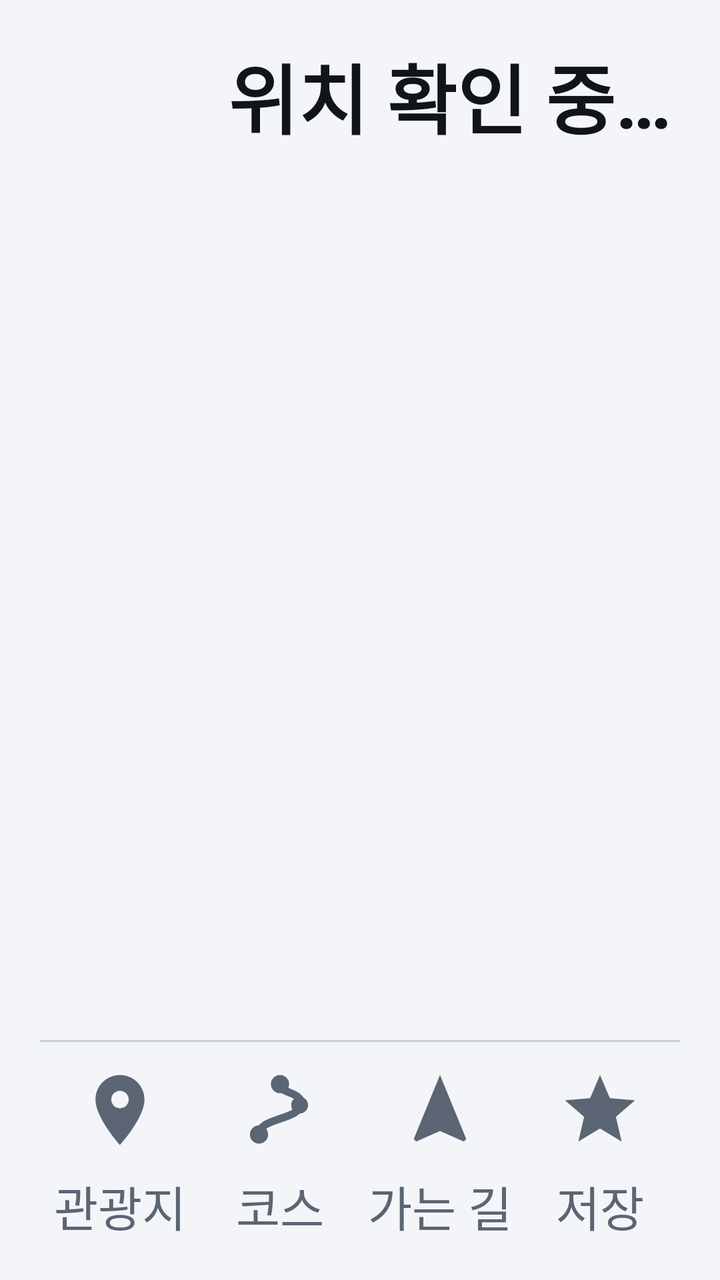
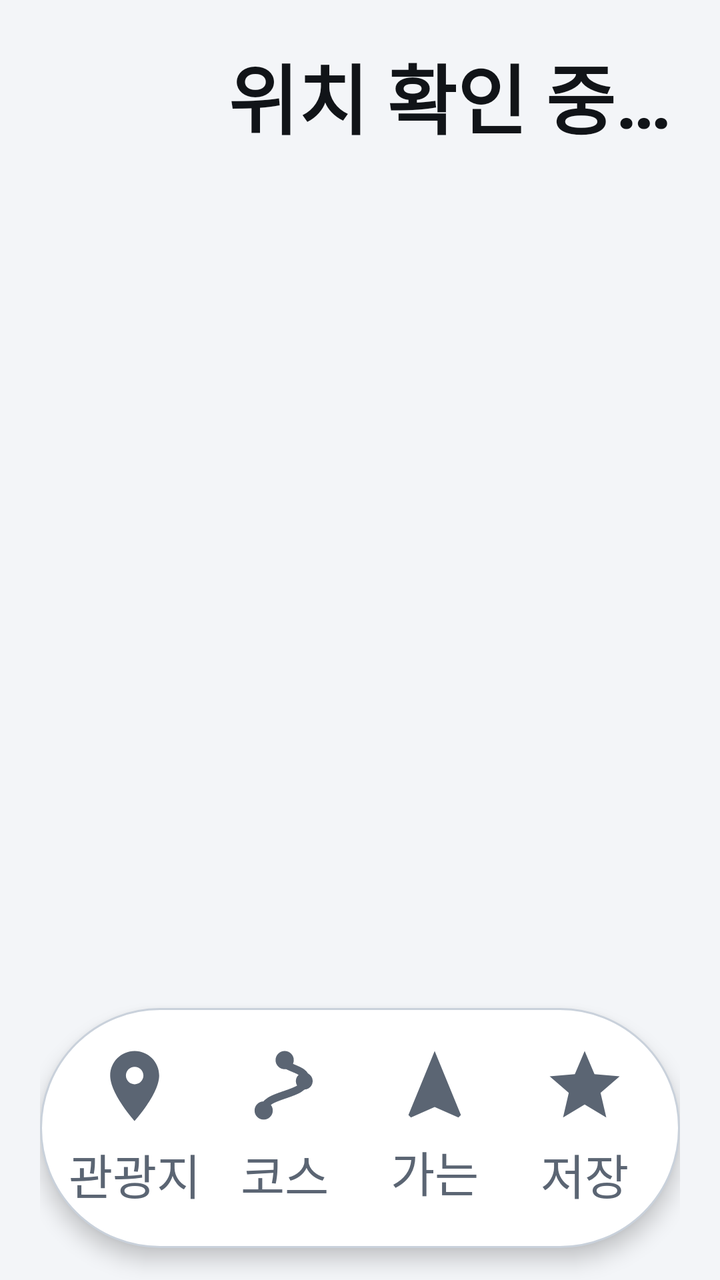

The first picture is an Android layout as it rendered before a commit; the second is the same layout after the commit. The layout source and the unified diff follow.
<!-- AndroidManifest.xml: application theme AppTheme -->
<!-- res/layout/activity_main.xml -->
<?xml version="1.0" encoding="utf-8"?>
<LinearLayout xmlns:android="http://schemas.android.com/apk/res/android"
    android:layout_width="match_parent"
    android:layout_height="match_parent"
    android:background="@color/bg"
    android:orientation="vertical"
    android:paddingHorizontal="20dp"
    android:paddingTop="20dp">

    
    <LinearLayout
        android:layout_width="match_parent"
        android:layout_height="wrap_content"
        android:gravity="center_vertical"
        android:orientation="horizontal">

        <ImageView
            android:layout_width="76dp"
            android:layout_height="76dp"
            android:layout_marginEnd="18dp"
            android:importantForAccessibility="no"
            android:src="@mipmap/ic_launcher" />

        <LinearLayout
            android:layout_width="0dp"
            android:layout_height="wrap_content"
            android:layout_weight="1"
            android:orientation="vertical">

            <TextView
                android:id="@+id/regionText"
                android:layout_width="wrap_content"
                android:layout_height="wrap_content"
                android:text="위치 확인 중…"
                android:textColor="@color/text_primary"
                android:textSize="38sp"
                android:textStyle="bold" />

            <TextView
                android:id="@+id/statusText"
                android:layout_width="wrap_content"
                android:layout_height="wrap_content"
                android:layout_marginTop="4dp"
                android:maxLines="1"
                android:ellipsize="end"
                android:textColor="@color/text_secondary"
                android:textSize="26sp" />
        </LinearLayout>
    </LinearLayout>


    <ScrollView
        android:layout_width="match_parent"
        android:layout_height="0dp"
        android:layout_marginTop="12dp"
        android:layout_weight="1">

        <LinearLayout
            android:id="@+id/listContainer"
            android:layout_width="match_parent"
            android:layout_height="wrap_content"
            android:orientation="vertical" />
    </ScrollView>
    
    <LinearLayout
        android:id="@+id/tabBar"
        android:layout_width="match_parent"
        android:layout_height="120dp"
        android:layout_marginTop="8dp"
        android:background="@drawable/bottom_tab_bar_bg"
        android:orientation="horizontal">

        <Button
            android:id="@+id/tabAttractions"
            style="?android:attr/borderlessButtonStyle"
            android:layout_width="0dp"
            android:layout_height="match_parent"
            android:layout_weight="1"
            android:layout_marginVertical="6dp"
            android:background="@drawable/bottom_tab_bg"
            android:drawableTop="@drawable/tab_ic_place"
            android:drawablePadding="4dp"
            android:drawableTint="@color/tab_text"
            android:gravity="center"
            android:paddingVertical="8dp"
            android:stateListAnimator="@null"
            android:text="관광지"
            android:textAllCaps="false"
            android:textColor="@color/tab_text"
            android:textSize="24sp" />

        <Button
            android:id="@+id/tabCourses"
            style="?android:attr/borderlessButtonStyle"
            android:layout_width="0dp"
            android:layout_height="match_parent"
            android:layout_weight="1"
            android:layout_marginVertical="6dp"
            android:background="@drawable/bottom_tab_bg"
            android:drawableTop="@drawable/tab_ic_course"
            android:drawablePadding="4dp"
            android:drawableTint="@color/tab_text"
            android:gravity="center"
            android:paddingVertical="8dp"
            android:stateListAnimator="@null"
            android:text="코스"
            android:textAllCaps="false"
            android:textColor="@color/tab_text"
            android:textSize="24sp" />

        <Button
            android:id="@+id/tabUpcoming"
            style="?android:attr/borderlessButtonStyle"
            android:layout_width="0dp"
            android:layout_height="match_parent"
            android:layout_weight="1"
            android:layout_marginVertical="6dp"
            android:background="@drawable/bottom_tab_bg"
            android:drawableTop="@drawable/tab_ic_upcoming"
            android:drawablePadding="4dp"
            android:drawableTint="@color/tab_text"
            android:gravity="center"
            android:paddingVertical="8dp"
            android:stateListAnimator="@null"
            android:text="가는 길"
            android:textAllCaps="false"
            android:textColor="@color/tab_text"
            android:textSize="24sp" />

        <Button
            android:id="@+id/tabSaved"
            style="?android:attr/borderlessButtonStyle"
            android:layout_width="0dp"
            android:layout_height="match_parent"
            android:layout_weight="1"
            android:layout_marginVertical="6dp"
            android:background="@drawable/bottom_tab_bg"
            android:drawableTop="@drawable/tab_ic_saved"
            android:drawablePadding="4dp"
            android:drawableTint="@color/tab_text"
            android:gravity="center"
            android:paddingVertical="8dp"
            android:stateListAnimator="@null"
            android:text="저장"
            android:textAllCaps="false"
            android:textColor="@color/tab_text"
            android:textSize="24sp" />
    </LinearLayout>
</LinearLayout>
<!-- resources referenced by this layout -->
<resources>
  <color name="bg">#F3F5F8</color>
  <color name="text_primary">#111418</color>
  <color name="text_secondary">#5B6573</color>
  <!-- drawable bottom_tab_bar_bg (drawable) -->
  <?xml version="1.0" encoding="utf-8"?>
  <layer-list xmlns:android="http://schemas.android.com/apk/res/android">
      <item>
          <shape>
              <solid android:color="@color/bg" />
          </shape>
      </item>
      <item
          android:height="1dp"
          android:gravity="top">
          <shape>
              <solid android:color="@color/outline" />
          </shape>
      </item>
  </layer-list>
  <!-- drawable bottom_tab_bg (drawable) -->
  <?xml version="1.0" encoding="utf-8"?>
  <selector xmlns:android="http://schemas.android.com/apk/res/android">
      <item android:state_pressed="true">
          <shape>
              <solid android:color="@color/pressed" />
              <corners android:radius="16dp" />
          </shape>
      </item>
      <item android:drawable="@android:color/transparent" />
  </selector>
  <!-- drawable tab_ic_place (drawable) -->
  <?xml version="1.0" encoding="utf-8"?>
  <vector xmlns:android="http://schemas.android.com/apk/res/android"
      android:width="42dp"
      android:height="42dp"
      android:viewportWidth="24"
      android:viewportHeight="24">
      <path
          android:fillColor="#FFFFFFFF"
          android:pathData="M12,2C8.13,2 5,5.13 5,9c0,5.25 7,13 7,13s7,-7.75 7,-13c0,-3.87 -3.13,-7 -7,-7zM12,11.5c-1.38,0 -2.5,-1.12 -2.5,-2.5s1.12,-2.5 2.5,-2.5 2.5,1.12 2.5,2.5 -1.12,2.5 -2.5,2.5z" />
  </vector>
  <!-- drawable tab_ic_saved (drawable) -->
  <?xml version="1.0" encoding="utf-8"?>
  <vector xmlns:android="http://schemas.android.com/apk/res/android"
      android:width="42dp"
      android:height="42dp"
      android:viewportWidth="24"
      android:viewportHeight="24">
      <path
          android:fillColor="#FFFFFFFF"
          android:pathData="M12,17.27L18.18,21l-1.64,-7.03L22,9.24l-7.19,-0.61L12,2 9.19,8.63 2,9.24l5.46,4.73L5.82,21z" />
  </vector>
  <!-- drawable tab_ic_upcoming (drawable) -->
  <?xml version="1.0" encoding="utf-8"?>
  <vector xmlns:android="http://schemas.android.com/apk/res/android"
      android:width="42dp"
      android:height="42dp"
      android:viewportWidth="24"
      android:viewportHeight="24">
      <path
          android:fillColor="#FFFFFFFF"
          android:pathData="M12,2L4.5,20.29l0.71,0.71L12,18l6.79,3l0.71,-0.71z" />
  </vector>
  <!-- mipmap ic_launcher (mipmap-anydpi-v26) -->
  <?xml version="1.0" encoding="utf-8"?>
  <adaptive-icon xmlns:android="http://schemas.android.com/apk/res/android">
      <background android:drawable="@drawable/ic_launcher_background" />
      <foreground android:drawable="@drawable/ic_launcher_foreground" />
  </adaptive-icon>
  <style name="AppTheme" parent="@android:style/Theme.DeviceDefault.DayNight">
          <item name="android:windowActionBar">false</item>
          <item name="android:windowNoTitle">true</item>
          <item name="android:windowBackground">@color/bg</item>
          <item name="android:colorAccent">@color/accent</item>
      </style>
  <color name="outline">#C9D1DB</color>
  <color name="pressed">#E3E8EE</color>
  <color name="accent">#5BA8F5</color>
  <!-- unchanged entries left out for length: 3 -->
</resources>

<!-- the commit's change to res/layout/activity_main.xml (unified diff, before → after) -->
@@ -66,9 +66,12 @@
         android:id="@+id/tabBar"
         android:layout_width="match_parent"
         android:layout_height="120dp"
-        android:layout_marginTop="8dp"
+        android:layout_marginTop="12dp"
+        android:layout_marginBottom="16dp"
         android:background="@drawable/bottom_tab_bar_bg"
-        android:orientation="horizontal">
+        android:elevation="6dp"
+        android:orientation="horizontal"
+        android:paddingHorizontal="10dp">
 
         <Button
             android:id="@+id/tabAttractions"
@@ -76,7 +79,8 @@
             android:layout_width="0dp"
             android:layout_height="match_parent"
             android:layout_weight="1"
-            android:layout_marginVertical="6dp"
+            android:layout_marginHorizontal="4dp"
+            android:layout_marginVertical="10dp"
             android:background="@drawable/bottom_tab_bg"
             android:drawableTop="@drawable/tab_ic_place"
             android:drawablePadding="4dp"
@@ -95,7 +99,8 @@
             android:layout_width="0dp"
             android:layout_height="match_parent"
             android:layout_weight="1"
-            android:layout_marginVertical="6dp"
+            android:layout_marginHorizontal="4dp"
+            android:layout_marginVertical="10dp"
             android:background="@drawable/bottom_tab_bg"
             android:drawableTop="@drawable/tab_ic_course"
             android:drawablePadding="4dp"
@@ -114,7 +119,8 @@
             android:layout_width="0dp"
             android:layout_height="match_parent"
             android:layout_weight="1"
-            android:layout_marginVertical="6dp"
+            android:layout_marginHorizontal="4dp"
+            android:layout_marginVertical="10dp"
             android:background="@drawable/bottom_tab_bg"
             android:drawableTop="@drawable/tab_ic_upcoming"
             android:drawablePadding="4dp"
@@ -133,7 +139,8 @@
             android:layout_width="0dp"
             android:layout_height="match_parent"
             android:layout_weight="1"
-            android:layout_marginVertical="6dp"
+            android:layout_marginHorizontal="4dp"
+            android:layout_marginVertical="10dp"
             android:background="@drawable/bottom_tab_bg"
             android:drawableTop="@drawable/tab_ic_saved"
             android:drawablePadding="4dp"
<!-- resource entries referenced after the edit -->
@@ -5,27 +5,26 @@
   <color name="text_secondary">#5B6573</color>
   <!-- drawable bottom_tab_bar_bg (drawable) -->
   <?xml version="1.0" encoding="utf-8"?>
-  <layer-list xmlns:android="http://schemas.android.com/apk/res/android">
-      <item>
-          <shape>
-              <solid android:color="@color/bg" />
-          </shape>
-      </item>
-      <item
-          android:height="1dp"
-          android:gravity="top">
-          <shape>
-              <solid android:color="@color/outline" />
-          </shape>
-      </item>
-  </layer-list>
+  <shape xmlns:android="http://schemas.android.com/apk/res/android">
+      <solid android:color="@color/surface" />
+      <stroke
+          android:width="1dp"
+          android:color="@color/outline" />
+      <corners android:radius="100dp" />
+  </shape>
   <!-- drawable bottom_tab_bg (drawable) -->
   <?xml version="1.0" encoding="utf-8"?>
   <selector xmlns:android="http://schemas.android.com/apk/res/android">
+      <item android:state_selected="true">
+          <shape>
+              <solid android:color="@color/surface_variant" />
+              <corners android:radius="100dp" />
+          </shape>
+      </item>
       <item android:state_pressed="true">
           <shape>
               <solid android:color="@color/pressed" />
-              <corners android:radius="16dp" />
+              <corners android:radius="100dp" />
           </shape>
       </item>
       <item android:drawable="@android:color/transparent" />
@@ -75,7 +74,9 @@
           <item name="android:windowBackground">@color/bg</item>
           <item name="android:colorAccent">@color/accent</item>
       </style>
+  <color name="surface">#FFFFFF</color>
   <color name="outline">#C9D1DB</color>
+  <color name="surface_variant">#E3E8EE</color>
   <color name="pressed">#E3E8EE</color>
   <color name="accent">#5BA8F5</color>
   <!-- unchanged entries left out for length: 3 -->
